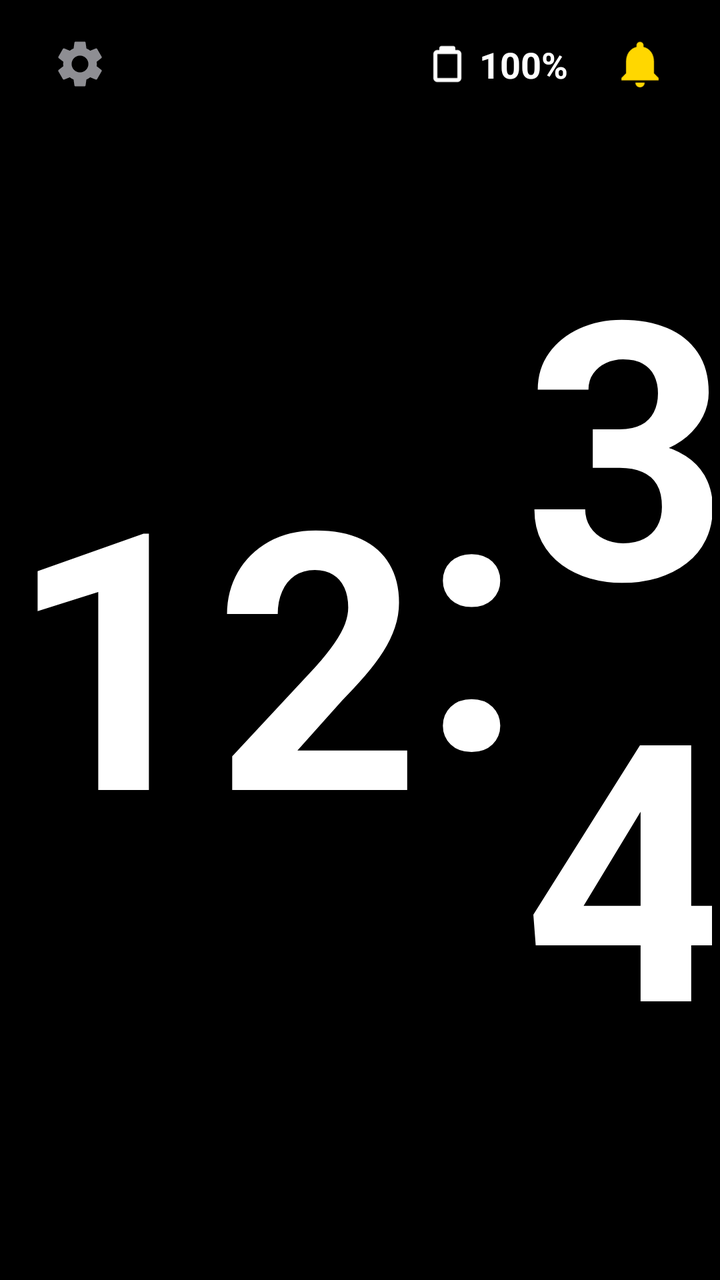
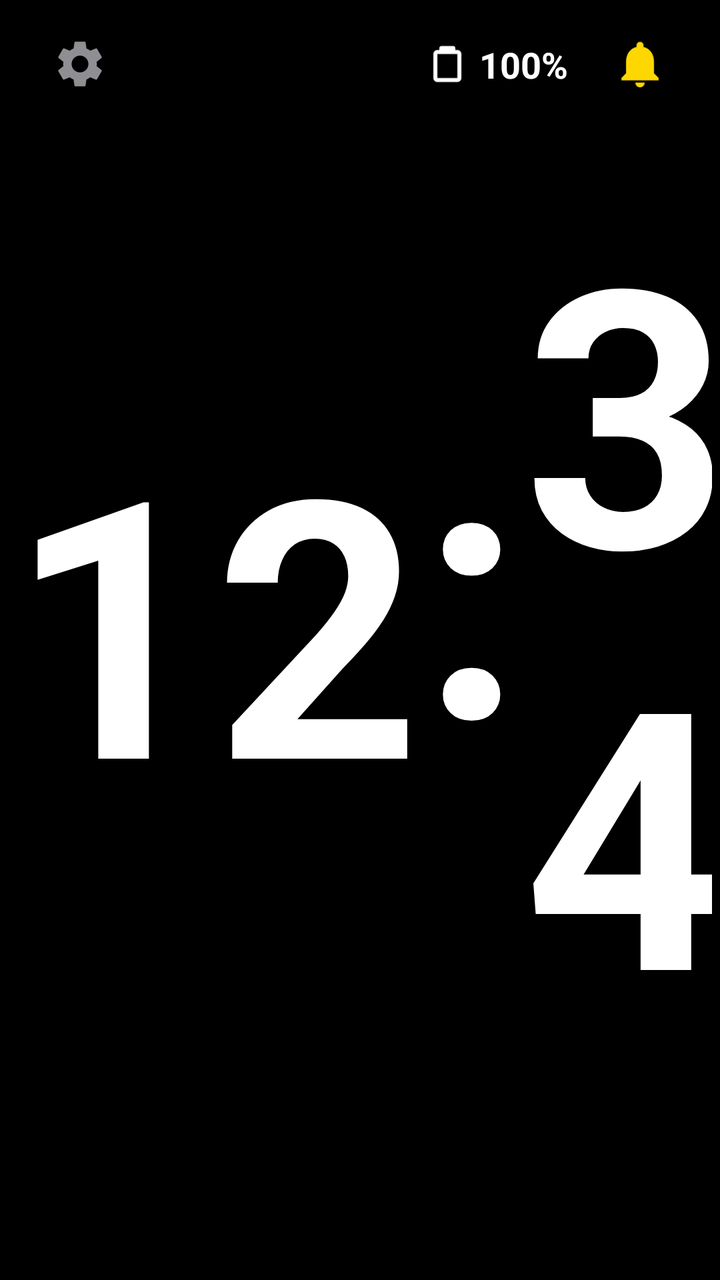

The first picture is an Android layout as it rendered before a commit; the second is the same layout after the commit. The layout source and the unified diff follow.
<!-- AndroidManifest.xml: application theme Theme.DiaClock -->
<!-- res/layout/activity_main.xml -->
<?xml version="1.0" encoding="utf-8"?>
<androidx.constraintlayout.widget.ConstraintLayout 
    xmlns:android="http://schemas.android.com/apk/res/android"
    xmlns:app="http://schemas.android.com/apk/res-auto"
    xmlns:tools="http://schemas.android.com/tools"
    android:id="@+id/mainRootLayout"
    android:layout_width="match_parent"
    android:layout_height="match_parent"
    android:background="@color/black"
    android:keepScreenOn="true"
    tools:context=".MainActivity">

    
    <androidx.constraintlayout.widget.ConstraintLayout
        android:id="@+id/statusBarContainer"
        android:layout_width="match_parent"
        android:layout_height="64dp"
        app:layout_constraintTop_toTopOf="parent"
        app:layout_constraintStart_toStartOf="parent"
        app:layout_constraintEnd_toEndOf="parent"
        android:paddingStart="16dp"
        android:paddingEnd="16dp">

        
        <ImageView
            android:id="@+id/ivSettings"
            android:layout_width="48dp"
            android:layout_height="48dp"
            android:src="@drawable/ic_gear"
            android:contentDescription="Settings"
            android:clickable="true"
            android:focusable="true"
            android:background="?attr/selectableItemBackgroundBorderless"
            android:padding="10dp"
            app:layout_constraintStart_toStartOf="parent"
            app:layout_constraintTop_toTopOf="parent"
            app:layout_constraintBottom_toBottomOf="parent"/>

        
        <LinearLayout
            android:id="@+id/ivBatteryContainer"
            android:layout_width="wrap_content"
            android:layout_height="wrap_content"
            android:orientation="horizontal"
            android:gravity="center_vertical"
            android:padding="8dp"
            android:layout_marginEnd="4dp"
            app:layout_constraintEnd_toStartOf="@id/ivNetworkWarning"
            app:layout_constraintTop_toTopOf="parent"
            app:layout_constraintBottom_toBottomOf="parent">

            <ImageView
                android:id="@+id/ivBatteryIcon"
                android:layout_width="24dp"
                android:layout_height="24dp"
                android:src="@drawable/ic_battery"
                android:contentDescription="Battery Status"
                android:layout_marginEnd="4dp"/>

            <TextView
                android:id="@+id/tvBatteryPercent"
                android:layout_width="wrap_content"
                android:layout_height="wrap_content"
                android:text="100%"
                android:textSize="18sp"
                android:textColor="@color/white"
                android:textStyle="bold"/>

        </LinearLayout>

        
        <ImageView
            android:id="@+id/ivNetworkWarning"
            android:layout_width="48dp"
            android:layout_height="48dp"
            android:src="@drawable/ic_warning"
            android:contentDescription="Connection Warning"
            android:visibility="gone"
            android:clickable="true"
            android:focusable="true"
            android:background="?attr/selectableItemBackgroundBorderless"
            android:padding="10dp"
            app:layout_constraintEnd_toStartOf="@id/ivAlarmBell"
            app:layout_constraintTop_toTopOf="parent"
            app:layout_constraintBottom_toBottomOf="parent"
            android:layout_marginEnd="8dp"/>

        
        <ImageView
            android:id="@+id/ivAlarmBell"
            android:layout_width="48dp"
            android:layout_height="48dp"
            android:src="@drawable/ic_bell_active"
            android:contentDescription="Alarms Toggle"
            android:clickable="true"
            android:focusable="true"
            android:background="?attr/selectableItemBackgroundBorderless"
            android:padding="10dp"
            app:layout_constraintEnd_toEndOf="parent"
            app:layout_constraintTop_toTopOf="parent"
            app:layout_constraintBottom_toBottomOf="parent"/>

    </androidx.constraintlayout.widget.ConstraintLayout>

    
    <androidx.constraintlayout.widget.ConstraintLayout
        android:id="@+id/centralClickArea"
        android:layout_width="0dp"
        android:layout_height="wrap_content"
        android:clickable="false"
        android:focusable="false"
        app:layout_constraintStart_toStartOf="parent"
        app:layout_constraintEnd_toEndOf="parent"
        app:layout_constraintTop_toBottomOf="@id/statusBarContainer"
        app:layout_constraintBottom_toBottomOf="parent"
        app:layout_constraintVertical_bias="0.38"
        android:layout_marginStart="4dp"
        android:layout_marginEnd="4dp">

        
        <LinearLayout
            android:id="@+id/layoutTime"
            android:layout_width="wrap_content"
            android:layout_height="wrap_content"
            android:orientation="horizontal"
            android:gravity="center"
            android:visibility="visible"
            app:layout_constraintStart_toStartOf="parent"
            app:layout_constraintEnd_toEndOf="parent"
            app:layout_constraintTop_toTopOf="parent"
            app:layout_constraintBottom_toBottomOf="parent">

            <TextView
                android:id="@+id/tvHours"
                android:layout_width="wrap_content"
                android:layout_height="wrap_content"
                android:text="12"
                android:textSize="180sp"
                android:textStyle="bold"
                android:textColor="@color/white"
                android:includeFontPadding="false"/>

            <TextView
                android:id="@+id/tvColon"
                android:layout_width="wrap_content"
                android:layout_height="wrap_content"
                android:text=":"
                android:textSize="180sp"
                android:textStyle="bold"
                android:textColor="@color/white"
                android:layout_marginBottom="20dp"
                android:includeFontPadding="false"/>

            <TextView
                android:id="@+id/tvMinutes"
                android:layout_width="wrap_content"
                android:layout_height="wrap_content"
                android:text="34"
                android:textSize="180sp"
                android:textStyle="bold"
                android:textColor="@color/white"
                android:includeFontPadding="false"/>

        </LinearLayout>

        
        <androidx.constraintlayout.widget.ConstraintLayout
            android:id="@+id/layoutGlucose"
            android:layout_width="0dp"
            android:layout_height="wrap_content"
            android:visibility="gone"
            app:layout_constraintStart_toStartOf="parent"
            app:layout_constraintEnd_toEndOf="parent"
            app:layout_constraintTop_toTopOf="parent"
            app:layout_constraintBottom_toBottomOf="parent">

            <TextView
                android:id="@+id/tvGlucose"
                android:layout_width="wrap_content"
                android:layout_height="wrap_content"
                android:text="11.2→"
                android:textSize="180sp"
                android:textStyle="bold"
                android:textColor="@color/white"
                android:maxLines="1"
                android:singleLine="true"
                android:includeFontPadding="false"
                app:layout_constraintHorizontal_chainStyle="packed"
                app:layout_constraintLeft_toLeftOf="parent"
                app:layout_constraintRight_toLeftOf="@id/tvIoB"
                app:layout_constraintTop_toTopOf="parent"
                app:layout_constraintBottom_toBottomOf="parent"/>

            <TextView
                android:id="@+id/tvIoB"
                android:layout_width="wrap_content"
                android:layout_height="wrap_content"
                android:text=""
                android:textSize="50sp"
                android:textStyle="bold"
                android:textColor="#34C759"
                android:visibility="gone"
                android:layout_marginStart="12dp"
                android:includeFontPadding="false"
                app:layout_constraintLeft_toRightOf="@id/tvGlucose"
                app:layout_constraintRight_toRightOf="parent"
                app:layout_constraintTop_toTopOf="@id/tvGlucose"/>

        </androidx.constraintlayout.widget.ConstraintLayout>

    </androidx.constraintlayout.widget.ConstraintLayout>



</androidx.constraintlayout.widget.ConstraintLayout>
<!-- resources referenced by this layout -->
<resources>
  <color name="black">#000000</color>
  <color name="white">#FFFFFF</color>
  <!-- drawable ic_battery (drawable) -->
  <vector xmlns:android="http://schemas.android.com/apk/res/android"
      android:width="24dp"
      android:height="24dp"
      android:viewportWidth="24"
      android:viewportHeight="24">
      <path
          android:fillColor="#FFFFFFFF"
          android:pathData="M17,5H16V4C16,3.45 15.55,3 15,3H9C8.45,3 8,3.45 8,4V5H7C5.9,5 5,5.9 5,7V19C5,20.1 5.9,21 7,21H17C18.1,21 19,20.1 19,19V7C19,5.9 18.1,5 17,5ZM17,19H7V7H17V19Z"/>
  </vector>
  <!-- drawable ic_bell_active (drawable) -->
  <vector xmlns:android="http://schemas.android.com/apk/res/android"
      android:width="24dp"
      android:height="24dp"
      android:viewportWidth="24"
      android:viewportHeight="24">
    <path
        android:fillColor="#FFD700"
        android:pathData="M12,22c1.1,0 2,-0.9 2,-2h-4c0,1.1 0.9,2 2,2zM18,16v-5c0,-3.07 -1.63,-5.64 -4.5,-6.32V4c0,-0.83 -0.67,-1.5 -1.5,-1.5s-1.5,0.67 -1.5,1.5v0.68C7.64,5.36 6,7.92 6,11v5l-2,2v1h16v-1l-2,-2z"/>
  </vector>
  <!-- drawable ic_gear (drawable) -->
  <vector xmlns:android="http://schemas.android.com/apk/res/android"
      android:width="24dp"
      android:height="24dp"
      android:viewportWidth="24"
      android:viewportHeight="24">
    <path
        android:fillColor="#8E8E93"
        android:pathData="M19.14,12.94c0.04,-0.3 0.06,-0.61 0.06,-0.94c0,-0.32 -0.02,-0.64 -0.07,-0.94l2.03,-1.58c0.18,-0.14 0.23,-0.41 0.12,-0.61l-1.92,-3.32c-0.12,-0.22 -0.37,-0.29 -0.59,-0.22l-2.39,0.96c-0.5,-0.38 -1.03,-0.7 -1.62,-0.94L14.4,2.81c-0.04,-0.24 -0.24,-0.41 -0.48,-0.41h-3.84c-0.24,0 -0.43,0.17 -0.47,0.41L9.25,5.35C8.66,5.59 8.13,5.91 7.63,6.29L5.24,5.33c-0.22,-0.08 -0.47,0 -0.59,0.22L2.74,8.87c-0.12,0.21 -0.08,0.47 0.12,0.61l2.03,1.58C4.84,11.36 4.8,11.69 4.8,12c0,0.31 0.02,0.64 0.07,0.94l-2.03,1.58c-0.18,0.14 -0.23,0.41 -0.12,0.61l1.92,3.32c0.12,0.22 0.37,0.29 0.59,0.22l2.39,-0.96c0.5,0.38 1.03,0.7 1.62,0.94l0.36,2.54c0.05,0.24 0.24,0.41 0.48,0.41h3.84c0.24,0 0.44,-0.17 0.47,-0.41l0.36,-2.54c0.59,-0.24 1.13,-0.56 1.62,-0.94l2.39,0.96c0.22,0.08 0.47,0 0.59,-0.22l1.92,-3.32c0.12,-0.22 0.07,-0.47 -0.12,-0.61l-2.01,-1.58zM12,15.6c-1.98,0 -3.6,-1.62 -3.6,-3.6s1.62,-3.6 3.6,-3.6 3.6,1.62 3.6,3.6 -1.62,3.6 -3.6,3.6z"/>
  </vector>
  <!-- drawable ic_warning (drawable) -->
  <vector xmlns:android="http://schemas.android.com/apk/res/android"
      android:width="24dp"
      android:height="24dp"
      android:viewportWidth="24"
      android:viewportHeight="24">
    <path
        android:fillColor="#FF9500"
        android:pathData="M1,21h22L12,2L1,21zM13,18h-2v-2h2v2zM13,14h-2v-4h2v4z"/>
  </vector>
  <style name="Theme.DiaClock" parent="Theme.MaterialComponents.NoActionBar">
          
          <item name="colorPrimary">@color/colorPrimary</item>
          <item name="colorPrimaryDark">@color/colorPrimaryDark</item>
          <item name="colorAccent">@color/colorAccent</item>
          
          
          <item name="android:windowBackground">@color/black</item>
          <item name="android:windowNoTitle">true</item>
          <item name="android:windowFullscreen">true</item>
      </style>
  <color name="colorPrimary">#BB86FC</color>
  <color name="colorPrimaryDark">#3700B3</color>
  <color name="colorAccent">#03DAC6</color>
</resources>

<!-- the commit's change to res/layout/activity_main.xml (unified diff, before → after) -->
@@ -113,7 +113,7 @@
         app:layout_constraintEnd_toEndOf="parent"
         app:layout_constraintTop_toBottomOf="@id/statusBarContainer"
         app:layout_constraintBottom_toBottomOf="parent"
-        app:layout_constraintVertical_bias="0.38"
+        app:layout_constraintVertical_bias="0.28"
         android:layout_marginStart="4dp"
         android:layout_marginEnd="4dp">
 
